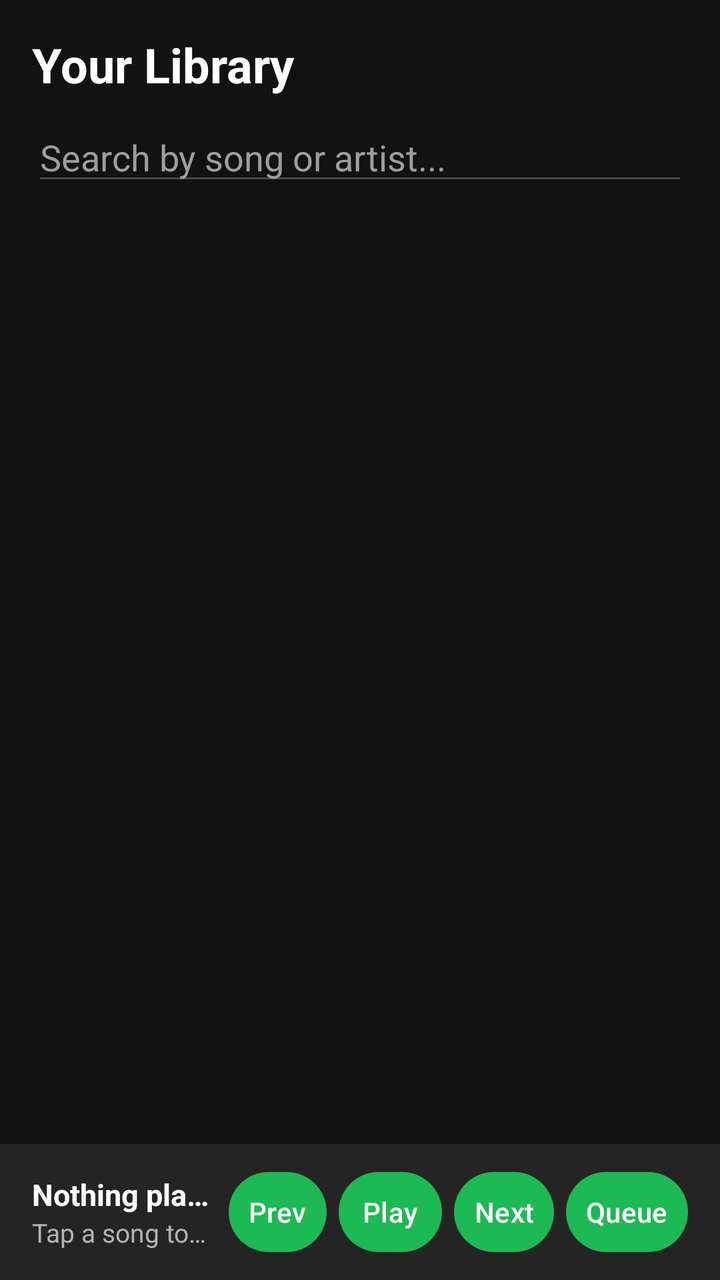
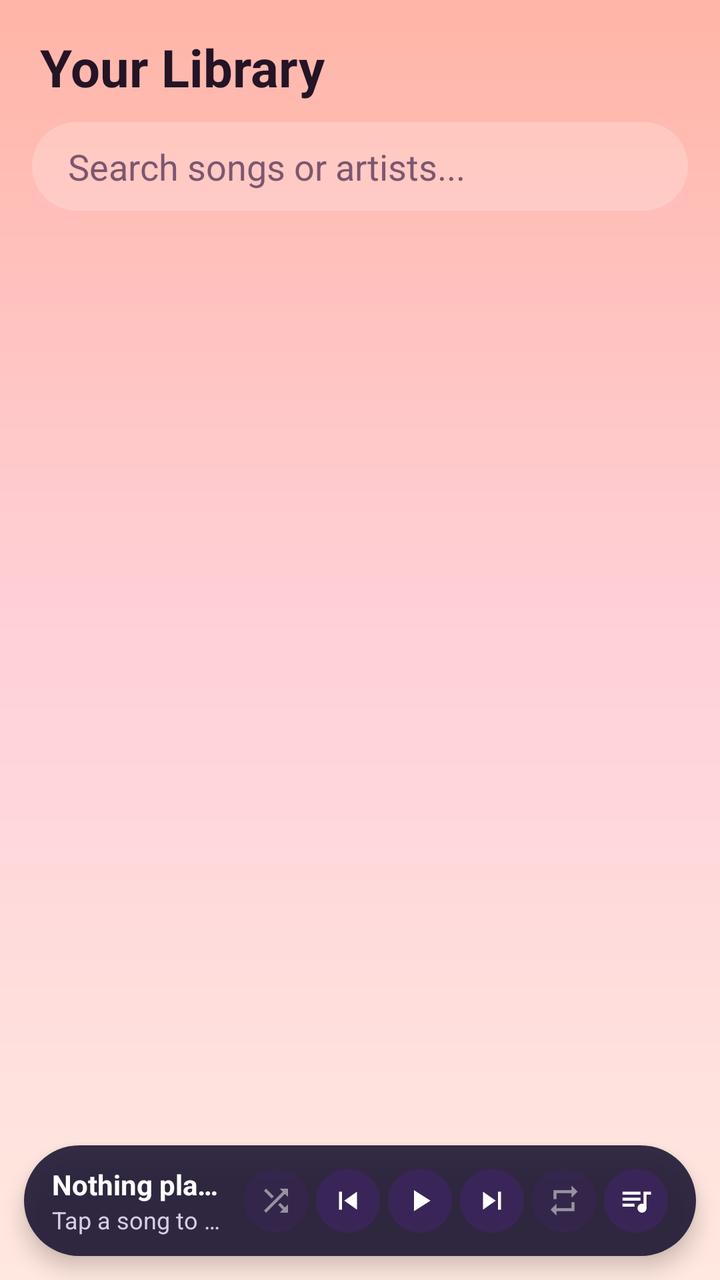

Compare the two renders of this Android layout. The source of the first and the diff that turns it into the second are given below.
<!-- AndroidManifest.xml: application theme Theme.Harmony -->
<!-- res/layout/activity_library.xml -->
<?xml version="1.0" encoding="utf-8"?>
<androidx.constraintlayout.widget.ConstraintLayout
    xmlns:android="http://schemas.android.com/apk/res/android"
    xmlns:app="http://schemas.android.com/apk/res-auto"
    android:id="@+id/libraryMain"
    android:layout_width="match_parent"
    android:layout_height="match_parent"
    android:background="#121212">

    <TextView
        android:id="@+id/libraryHeader"
        android:layout_width="wrap_content"
        android:layout_height="wrap_content"
        android:layout_margin="16dp"
        android:text="Your Library"
        android:textColor="#FFFFFF"
        android:textSize="24sp"
        android:textStyle="bold"
        app:layout_constraintStart_toStartOf="parent"
        app:layout_constraintTop_toTopOf="parent" />

    <EditText
        android:id="@+id/searchInput"
        android:layout_width="0dp"
        android:layout_height="wrap_content"
        android:layout_marginHorizontal="16dp"
        android:layout_marginTop="8dp"
        android:hint="Search by song or artist..."
        android:inputType="text"
        android:maxLines="1"
        android:textColor="#FFFFFF"
        android:textColorHint="#9E9E9E"
        app:layout_constraintEnd_toEndOf="parent"
        app:layout_constraintStart_toStartOf="parent"
        app:layout_constraintTop_toBottomOf="@id/libraryHeader" />

    <androidx.recyclerview.widget.RecyclerView
        android:id="@+id/songsRecyclerView"
        android:layout_width="0dp"
        android:layout_height="0dp"
        android:layout_marginTop="12dp"
        app:layout_constraintBottom_toTopOf="@id/miniPlayerBar"
        app:layout_constraintEnd_toEndOf="parent"
        app:layout_constraintStart_toStartOf="parent"
        app:layout_constraintTop_toBottomOf="@id/searchInput" />

    <LinearLayout
        android:id="@+id/miniPlayerBar"
        android:layout_width="0dp"
        android:layout_height="wrap_content"
        android:background="#242424"
        android:gravity="center_vertical"
        android:orientation="horizontal"
        android:paddingHorizontal="16dp"
        android:paddingVertical="10dp"
        app:layout_constraintBottom_toBottomOf="parent"
        app:layout_constraintEnd_toEndOf="parent"
        app:layout_constraintStart_toStartOf="parent">

        <LinearLayout
            android:layout_width="0dp"
            android:layout_height="wrap_content"
            android:layout_weight="1"
            android:orientation="vertical"
            android:paddingEnd="8dp">

            <TextView
                android:id="@+id/miniSongTitle"
                android:layout_width="match_parent"
                android:layout_height="wrap_content"
                android:ellipsize="end"
                android:maxLines="1"
                android:text="Nothing playing"
                android:textColor="#FFFFFF"
                android:textSize="15sp"
                android:textStyle="bold" />

            <TextView
                android:id="@+id/miniSongArtist"
                android:layout_width="match_parent"
                android:layout_height="wrap_content"
                android:ellipsize="end"
                android:maxLines="1"
                android:text="Tap a song to start"
                android:textColor="#B3B3B3"
                android:textSize="13sp" />
        </LinearLayout>

        <Button
            android:id="@+id/prevButton"
            android:layout_width="wrap_content"
            android:layout_height="wrap_content"
            android:minWidth="0dp"
            android:paddingHorizontal="10dp"
            android:text="Prev" />

        <Button
            android:id="@+id/playPauseButton"
            android:layout_width="wrap_content"
            android:layout_height="wrap_content"
            android:layout_marginHorizontal="6dp"
            android:minWidth="0dp"
            android:paddingHorizontal="12dp"
            android:text="Play" />

        <Button
            android:id="@+id/nextButton"
            android:layout_width="wrap_content"
            android:layout_height="wrap_content"
            android:minWidth="0dp"
            android:paddingHorizontal="10dp"
            android:text="Next" />

        <Button
            android:id="@+id/queueButton"
            android:layout_width="wrap_content"
            android:layout_height="wrap_content"
            android:layout_marginStart="6dp"
            android:minWidth="0dp"
            android:paddingHorizontal="10dp"
            android:text="Queue" />

    </LinearLayout>

</androidx.constraintlayout.widget.ConstraintLayout>
<!-- resources referenced by this layout -->
<resources>
  <style name="Base.Theme.Harmony" parent="Theme.Material3.DayNight.NoActionBar"> 
          
           <item name="colorPrimary">@color/spotify_green</item>
          <item name="colorSecondary">@color/spotify_black_dark</item>
          <item name="colorSecondaryVariant">@color/spotify_black_light</item>
      </style>
  <!-- unchanged entries left out for length: 4 -->
</resources>

<!-- the commit's change to res/layout/activity_library.xml (unified diff, before → after) -->
@@ -5,16 +5,17 @@
     android:id="@+id/libraryMain"
     android:layout_width="match_parent"
     android:layout_height="match_parent"
-    android:background="#121212">
+    android:background="?attr/harmonyScreenBackground">
 
     <TextView
         android:id="@+id/libraryHeader"
         android:layout_width="wrap_content"
         android:layout_height="wrap_content"
-        android:layout_margin="16dp"
+        android:layout_marginHorizontal="20dp"
+        android:layout_marginTop="16dp"
         android:text="Your Library"
-        android:textColor="#FFFFFF"
-        android:textSize="24sp"
+        android:textColor="?attr/harmonyTextPrimary"
+        android:textSize="26sp"
         android:textStyle="bold"
         app:layout_constraintStart_toStartOf="parent"
         app:layout_constraintTop_toTopOf="parent" />
@@ -24,12 +25,15 @@
         android:layout_width="0dp"
         android:layout_height="wrap_content"
         android:layout_marginHorizontal="16dp"
-        android:layout_marginTop="8dp"
-        android:hint="Search by song or artist..."
+        android:layout_marginTop="10dp"
+        android:background="?attr/harmonySearchBackground"
+        android:hint="Search songs or artists..."
         android:inputType="text"
         android:maxLines="1"
-        android:textColor="#FFFFFF"
-        android:textColorHint="#9E9E9E"
+        android:paddingHorizontal="18dp"
+        android:paddingVertical="10dp"
+        android:textColor="?attr/harmonyTextPrimary"
+        android:textColorHint="?attr/harmonyHintText"
         app:layout_constraintEnd_toEndOf="parent"
         app:layout_constraintStart_toStartOf="parent"
         app:layout_constraintTop_toBottomOf="@id/libraryHeader" />
@@ -38,7 +42,9 @@
         android:id="@+id/songsRecyclerView"
         android:layout_width="0dp"
         android:layout_height="0dp"
-        android:layout_marginTop="12dp"
+        android:layout_marginTop="8dp"
+        android:clipToPadding="false"
+        android:paddingBottom="8dp"
         app:layout_constraintBottom_toTopOf="@id/miniPlayerBar"
         app:layout_constraintEnd_toEndOf="parent"
         app:layout_constraintStart_toStartOf="parent"
@@ -48,10 +54,13 @@
         android:id="@+id/miniPlayerBar"
         android:layout_width="0dp"
         android:layout_height="wrap_content"
-        android:background="#242424"
+        android:layout_marginHorizontal="12dp"
+        android:layout_marginBottom="12dp"
+        android:background="?attr/harmonyMiniPlayerBackground"
+        android:elevation="6dp"
         android:gravity="center_vertical"
         android:orientation="horizontal"
-        android:paddingHorizontal="16dp"
+        android:paddingHorizontal="14dp"
         android:paddingVertical="10dp"
         app:layout_constraintBottom_toBottomOf="parent"
         app:layout_constraintEnd_toEndOf="parent"
@@ -72,7 +81,7 @@
                 android:maxLines="1"
                 android:text="Nothing playing"
                 android:textColor="#FFFFFF"
-                android:textSize="15sp"
+                android:textSize="14sp"
                 android:textStyle="bold" />
 
             <TextView
@@ -82,43 +91,81 @@
                 android:ellipsize="end"
                 android:maxLines="1"
                 android:text="Tap a song to start"
-                android:textColor="#B3B3B3"
-                android:textSize="13sp" />
+                android:textColor="#D6CEE8"
+                android:textSize="12sp" />
         </LinearLayout>
 
-        <Button
+        <ImageButton
+            android:id="@+id/shuffleButton"
+            android:layout_width="32dp"
+            android:layout_height="32dp"
+            android:layout_marginEnd="4dp"
+            android:alpha="0.5"
+            android:background="@drawable/bg_control_pill"
+            android:contentDescription="Shuffle"
+            android:padding="7dp"
+            android:scaleType="fitCenter"
+            android:src="@drawable/ic_shuffle"
+            app:tint="#FFFFFF" />
+
+        <ImageButton
             android:id="@+id/prevButton"
-            android:layout_width="wrap_content"
-            android:layout_height="wrap_content"
-            android:minWidth="0dp"
-            android:paddingHorizontal="10dp"
-            android:text="Prev" />
+            android:layout_width="32dp"
+            android:layout_height="32dp"
+            android:background="@drawable/bg_control_pill"
+            android:contentDescription="Previous song"
+            android:padding="7dp"
+            android:scaleType="fitCenter"
+            android:src="@drawable/ic_prev"
+            app:tint="#FFFFFF" />
 
-        <Button
+        <ImageButton
             android:id="@+id/playPauseButton"
-            android:layout_width="wrap_content"
-            android:layout_height="wrap_content"
-            android:layout_marginHorizontal="6dp"
-            android:minWidth="0dp"
-            android:paddingHorizontal="12dp"
-            android:text="Play" />
+            android:layout_width="32dp"
+            android:layout_height="32dp"
+            android:layout_marginHorizontal="4dp"
+            android:background="@drawable/bg_control_pill"
+            android:contentDescription="Play or pause"
+            android:padding="7dp"
+            android:scaleType="fitCenter"
+            android:src="@drawable/ic_play"
+            app:tint="#FFFFFF" />
 
-        <Button
+        <ImageButton
             android:id="@+id/nextButton"
-            android:layout_width="wrap_content"
-            android:layout_height="wrap_content"
-            android:minWidth="0dp"
-            android:paddingHorizontal="10dp"
-            android:text="Next" />
+            android:layout_width="32dp"
+            android:layout_height="32dp"
+            android:background="@drawable/bg_control_pill"
+            android:contentDescription="Next song"
+            android:padding="7dp"
+            android:scaleType="fitCenter"
+            android:src="@drawable/ic_next"
+            app:tint="#FFFFFF" />
 
-        <Button
+        <ImageButton
+            android:id="@+id/repeatButton"
+            android:layout_width="32dp"
+            android:layout_height="32dp"
+            android:layout_marginStart="4dp"
+            android:alpha="0.5"
+            android:background="@drawable/bg_control_pill"
+            android:contentDescription="Repeat mode"
+            android:padding="7dp"
+            android:scaleType="fitCenter"
+            android:src="@drawable/ic_repeat"
+            app:tint="#FFFFFF" />
+
+        <ImageButton
             android:id="@+id/queueButton"
-            android:layout_width="wrap_content"
-            android:layout_height="wrap_content"
-            android:layout_marginStart="6dp"
-            android:minWidth="0dp"
-            android:paddingHorizontal="10dp"
-            android:text="Queue" />
+            android:layout_width="32dp"
+            android:layout_height="32dp"
+            android:layout_marginStart="4dp"
+            android:background="@drawable/bg_control_pill"
+            android:contentDescription="View queue"
+            android:padding="7dp"
+            android:scaleType="fitCenter"
+            android:src="@drawable/ic_queue"
+            app:tint="#FFFFFF" />
 
     </LinearLayout>
 
<!-- resource entries referenced after the edit -->
@@ -1,11 +1,87 @@
 <!-- resources referenced by this layout -->
 <resources>
-  <style name="Base.Theme.Harmony" parent="Theme.Material3.DayNight.NoActionBar"> 
+  <!-- drawable bg_control_pill (drawable) -->
+  <?xml version="1.0" encoding="utf-8"?>
+  <shape xmlns:android="http://schemas.android.com/apk/res/android"
+      android:shape="rectangle">
+      <corners android:radius="999dp" />
+      <solid android:color="#3A2558" />
+  </shape>
+  <!-- drawable ic_next (drawable) -->
+  <vector xmlns:android="http://schemas.android.com/apk/res/android" android:height="24dp" android:tint="#FFFFFF" android:viewportHeight="24" android:viewportWidth="24" android:width="24dp">
+        
+      <path android:fillColor="@android:color/white" android:pathData="M6,18l8.5,-6L6,6v12zM16,6v12h2V6h-2z"/>
+      
+  </vector>
+  <!-- drawable ic_play (drawable) -->
+  <vector xmlns:android="http://schemas.android.com/apk/res/android" android:height="24dp" android:tint="#FFFFFF" android:viewportHeight="24" android:viewportWidth="24" android:width="24dp">
+        
+      <path android:fillColor="@android:color/white" android:pathData="M8,5v14l11,-7z"/>
+      
+  </vector>
+  <!-- drawable ic_prev (drawable) -->
+  <vector xmlns:android="http://schemas.android.com/apk/res/android" android:height="24dp" android:tint="#FFFFFF" android:viewportHeight="24" android:viewportWidth="24" android:width="24dp">
+        
+      <path android:fillColor="@android:color/white" android:pathData="M6,6h2v12L6,18zM9.5,12l8.5,6L18,6z"/>
+      
+  </vector>
+  <!-- drawable ic_queue (drawable) -->
+  <vector xmlns:android="http://schemas.android.com/apk/res/android" android:autoMirrored="true" android:height="24dp" android:tint="#FFFFFF" android:viewportHeight="24" android:viewportWidth="24" android:width="24dp">
+        
+      <path android:fillColor="@android:color/white" android:pathData="M15,6H3v2h12V6zM15,10H3v2h12V10zM3,16h8v-2H3V16zM17,6v8.18C16.69,14.07 16.35,14 16,14c-1.66,0 -3,1.34 -3,3s1.34,3 3,3s3,-1.34 3,-3V8h3V6H17z"/>
+      
+  </vector>
+  <!-- drawable ic_repeat (drawable) -->
+  <vector xmlns:android="http://schemas.android.com/apk/res/android" android:height="24dp" android:tint="#FFFFFF" android:viewportHeight="24" android:viewportWidth="24" android:width="24dp">
+        
+      <path android:fillColor="@android:color/white" android:pathData="M7,7h10v3l4,-4 -4,-4v3L5,5v6h2L7,7zM17,17L7,17v-3l-4,4 4,4v-3h12v-6h-2v4z"/>
+      
+  </vector>
+  <!-- drawable ic_shuffle (drawable) -->
+  <vector xmlns:android="http://schemas.android.com/apk/res/android" android:height="24dp" android:tint="#FFFFFF" android:viewportHeight="24" android:viewportWidth="24" android:width="24dp">
+        
+      <path android:fillColor="@android:color/white" android:pathData="M10.59,9.17L5.41,4 4,5.41l5.17,5.17 1.42,-1.41zM14.5,4l2.04,2.04L4,18.59 5.41,20 17.96,7.46 20,9.5L20,4h-5.5zM14.83,13.41l-1.41,1.41 3.13,3.13L14.5,20L20,20v-5.5l-2.04,2.04 -3.13,-3.13z"/>
+      
+  </vector>
+  <style name="Base.Theme.Harmony" parent="Theme.Material3.DayNight.NoActionBar">
           
-           <item name="colorPrimary">@color/spotify_green</item>
+          <item name="colorPrimary">@color/spotify_green</item>
           <item name="colorSecondary">@color/spotify_black_dark</item>
           <item name="colorSecondaryVariant">@color/spotify_black_light</item>
+  
+          
+          <item name="harmonyScreenBackground">@drawable/bg_sunset_gradient</item>
+          <item name="harmonyMiniPlayerBackground">@drawable/bg_mini_player_pill</item>
+          <item name="harmonySearchBackground">@drawable/bg_search_pill</item>
+          <item name="harmonyControlBackground">@drawable/bg_control_pill</item>
+          <item name="harmonyTextPrimary">#241426</item>
+          <item name="harmonyTextSecondary">#5E3A54</item>
+          <item name="harmonyHintText">#7D5670</item>
       </style>
+  <!-- drawable bg_sunset_gradient (drawable) -->
+  <?xml version="1.0" encoding="utf-8"?>
+  <shape xmlns:android="http://schemas.android.com/apk/res/android"
+      android:shape="rectangle">
+      <gradient
+          android:angle="270"
+          android:endColor="#FFE8DF"
+          android:centerColor="#FFD1D9"
+          android:startColor="#FFB5A7" />
+  </shape>
+  <!-- drawable bg_mini_player_pill (drawable) -->
+  <?xml version="1.0" encoding="utf-8"?>
+  <shape xmlns:android="http://schemas.android.com/apk/res/android"
+      android:shape="rectangle">
+      <corners android:radius="28dp" />
+      <solid android:color="#E61E1833" />
+  </shape>
+  <!-- drawable bg_search_pill (drawable) -->
+  <?xml version="1.0" encoding="utf-8"?>
+  <shape xmlns:android="http://schemas.android.com/apk/res/android"
+      android:shape="rectangle">
+      <corners android:radius="999dp" />
+      <solid android:color="#33FFFFFF" />
+  </shape>
   <!-- unchanged entries left out for length: 4 -->
 </resources>
 
